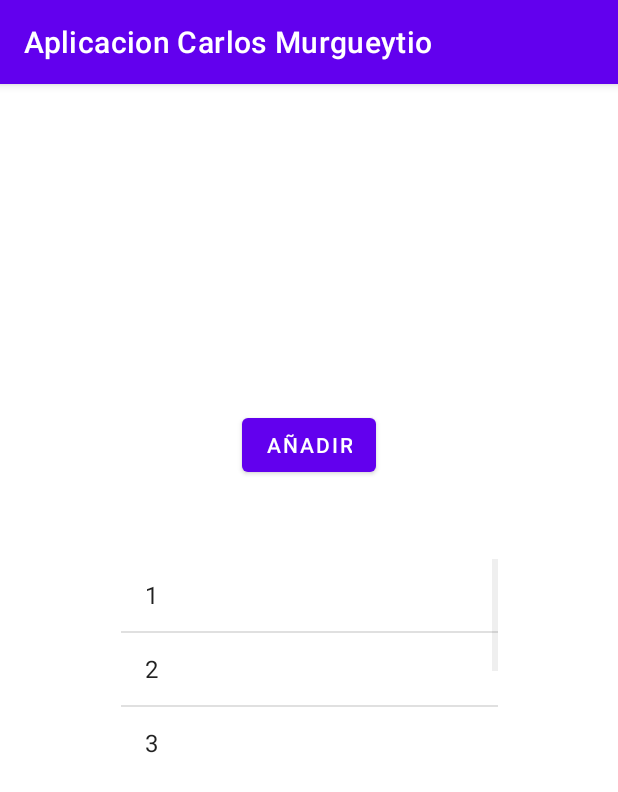
After one commit to 2021-b-aplicaciones-moviles-computacion/movcom-murgueytio-campana-carlos-andres, an Android app: the BListView screen opened directly, with no data from a screen before it, on a phone screen of 412 x 824 dp. The commit adds this screen. Shown: the top 792 px of the screen. Run offline under Robolectric (Android 15) with nearby library versions, the phone set to English and light mode, and no system bars.

Commit message:
Segunda parte clase sabado 11 - Menu contextual

```diff
--- a/01-android/app/src/main/AndroidManifest.xml
+++ b/01-android/app/src/main/AndroidManifest.xml
@@ -9,6 +9,9 @@
         android:roundIcon="@mipmap/ic_launcher_round"
         android:supportsRtl="true"
         android:theme="@style/Theme.Aplicacion01">
+        <activity
+            android:name=".BListView"
+            android:exported="false" />
         <activity
             android:name=".ACicloVida"
             android:exported="false" />
--- /dev/null
+++ b/01-android/app/src/main/java/com/example/aplicacion01/BListView.kt
@@ -0,0 +1,124 @@
+package com.example.aplicacion01
+
+import android.content.DialogInterface
+import androidx.appcompat.app.AppCompatActivity
+import android.os.Bundle
+import android.util.Log
+import android.view.ContextMenu
+import android.view.MenuItem
+import android.view.View
+import android.widget.AdapterView
+import android.widget.ArrayAdapter
+import android.widget.Button
+import android.widget.ListView
+import androidx.appcompat.app.AlertDialog
+
+class BListView : AppCompatActivity() {
+    var idItemSeleccionado = 0
+    override fun onCreate(savedInstanceState: Bundle?) {
+        super.onCreate(savedInstanceState)
+        setContentView(R.layout.activity_blist_view)
+
+        val listView = findViewById<ListView>(R.id.lv_list_view)
+        val arreglo: ArrayList<Int> = arrayListOf(1,2,3,4,5)
+        val adaptador = ArrayAdapter( //El adaptador recibe el contexto (clase), como se va a visualizar y el arreglo
+            this,
+            android.R.layout.simple_list_item_1,
+            arreglo
+        )
+        listView.adapter = adaptador
+        adaptador.notifyDataSetChanged()
+
+        val botonAnadirListView = findViewById<Button>(R.id.btn_anadir_list_view)
+
+        botonAnadirListView.setOnClickListener{
+            anadirItem(adaptador,arreglo,1)
+        }
+
+//        listView.setOnClickListener{
+//            Log.i("list-view","Click ")
+//        }
+
+//        listView.setOnItemLongClickListener{ parent, view, position, id->
+//            Log.i("list-view","LONG CLICK ${arreglo[position]}")
+//            return@setOnItemLongClickListener true
+//        }
+
+        //1) registrar menu contextual
+        registerForContextMenu(listView) //Podemos poner this.registerForContextMenu(listView) que es lo mismo pero por kotlin no es necesario por herencia
+    }
+
+    override fun onCreateContextMenu(
+        menu: ContextMenu?,
+        v: View?,
+        menuInfo: ContextMenu.ContextMenuInfo?
+    ) {
+        super.onCreateContextMenu(menu, v, menuInfo)
+        val inflater = menuInflater //Esto lo que hace es intentar traer el xml y llenarle en otro lado
+        inflater.inflate(R.menu.menu, menu)
+        val info = menuInfo as AdapterView.AdapterContextMenuInfo
+        val id = info.position
+        idItemSeleccionado = info.position
+        Log.i("context-menu", "ID: ${id}")
+    }
+
+    override fun onContextItemSelected(item: MenuItem): Boolean {
+        return when(item.itemId){
+            R.id.mi_editar -> {
+                Log.i("context-menu", "Editar posicion: ${idItemSeleccionado}")
+                abrirDialogo()
+                return true
+            }
+            R.id.mi_eliminar -> {
+                Log.i("context-menu", "Eliminar posicion: ${idItemSeleccionado}")
+                return true
+            }
+            else -> super.onContextItemSelected(item)
+        }
+    }
+
+    fun abrirDialogo(){
+        val builder = AlertDialog.Builder(this)
+        builder.setTitle("Titulo builder")
+        //builder.setMessage("Descripcion")
+
+        val opciones = resources.getStringArray(R.array.string_array_opciones_dialogo)
+
+        val seleccionPrevia = booleanArrayOf(//Estas son las opciones preseleccionadas
+            true,
+            false,
+            false
+        )
+
+        builder.setMultiChoiceItems(
+            opciones,
+            seleccionPrevia,
+            {dialog,
+             which,
+             isChecked-> Log.i("dialogo","Dio click en el item ${which}")
+            }
+        )
+
+        builder.setPositiveButton("Aceptar", DialogInterface.OnClickListener{dialog, which-> Log.i("dialogo","Hola =)")})
+
+        builder.setNegativeButton("Cancelar",null)
+
+
+        val dialogo = builder.create()
+        dialogo.show()
+    }
+
+
+    fun anadirItem(
+        adaptador: ArrayAdapter<Int>,
+        arreglo: ArrayList<Int>,
+        valor: Int
+    ){
+        arreglo.add(valor)
+        adaptador.notifyDataSetChanged()
+
+    }
+
+
+
+}
--- /dev/null
+++ b/01-android/app/src/main/res/layout/activity_blist_view.xml
@@ -0,0 +1,28 @@
+<?xml version="1.0" encoding="utf-8"?>
+<androidx.constraintlayout.widget.ConstraintLayout xmlns:android="http://schemas.android.com/apk/res/android"
+    xmlns:app="http://schemas.android.com/apk/res-auto"
+    xmlns:tools="http://schemas.android.com/tools"
+    android:layout_width="match_parent"
+    android:layout_height="match_parent"
+    tools:context=".BListView">
+
+    <ListView
+        android:id="@+id/lv_list_view"
+        android:layout_width="251dp"
+        android:layout_height="135dp"
+        app:layout_constraintBottom_toBottomOf="parent"
+        app:layout_constraintEnd_toEndOf="parent"
+        app:layout_constraintStart_toStartOf="parent"
+        app:layout_constraintTop_toTopOf="parent" />
+
+    <Button
+        android:id="@+id/btn_anadir_list_view"
+        android:layout_width="wrap_content"
+        android:layout_height="wrap_content"
+        android:layout_marginBottom="52dp"
+        android:text="Añadir"
+        app:layout_constraintBottom_toTopOf="@+id/lv_list_view"
+        app:layout_constraintEnd_toEndOf="@+id/lv_list_view"
+        app:layout_constraintHorizontal_bias="0.496"
+        app:layout_constraintStart_toStartOf="@+id/lv_list_view" />
+</androidx.constraintlayout.widget.ConstraintLayout>
--- /dev/null
+++ b/01-android/app/src/main/res/menu/menu.xml
@@ -0,0 +1,11 @@
+<?xml version="1.0" encoding="utf-8"?>
+<menu xmlns:app="http://schemas.android.com/apk/res-auto"
+    xmlns:android="http://schemas.android.com/apk/res/android">
+
+    <item
+        android:id="@+id/mi_editar"
+        android:title="Editar" />
+    <item
+        android:id="@+id/mi_eliminar"
+        android:title="Eliminar" />
+</menu>
--- a/01-android/app/src/main/res/values/strings.xml
+++ b/01-android/app/src/main/res/values/strings.xml
@@ -3,4 +3,11 @@
     <string name="hola_Mundo">Bienvenidos 2021</string>
     <color name="colorTexto"></color>
     <color name="colorFondo"></color>
+
+    <string-array name="string_array_opciones_dialogo">
+        <item>Lunes</item>
+        <item>Martes</item>
+        <item>Miercoles</item>
+    </string-array>
+
 </resources>
```
Also changed, not shown: 01-android/app/src/main/java/com/example/aplicacion01/MainActivity.kt (+15 -7 lines), 01-android/app/src/main/res/layout/activity_main.xml (+12 -0 lines).
